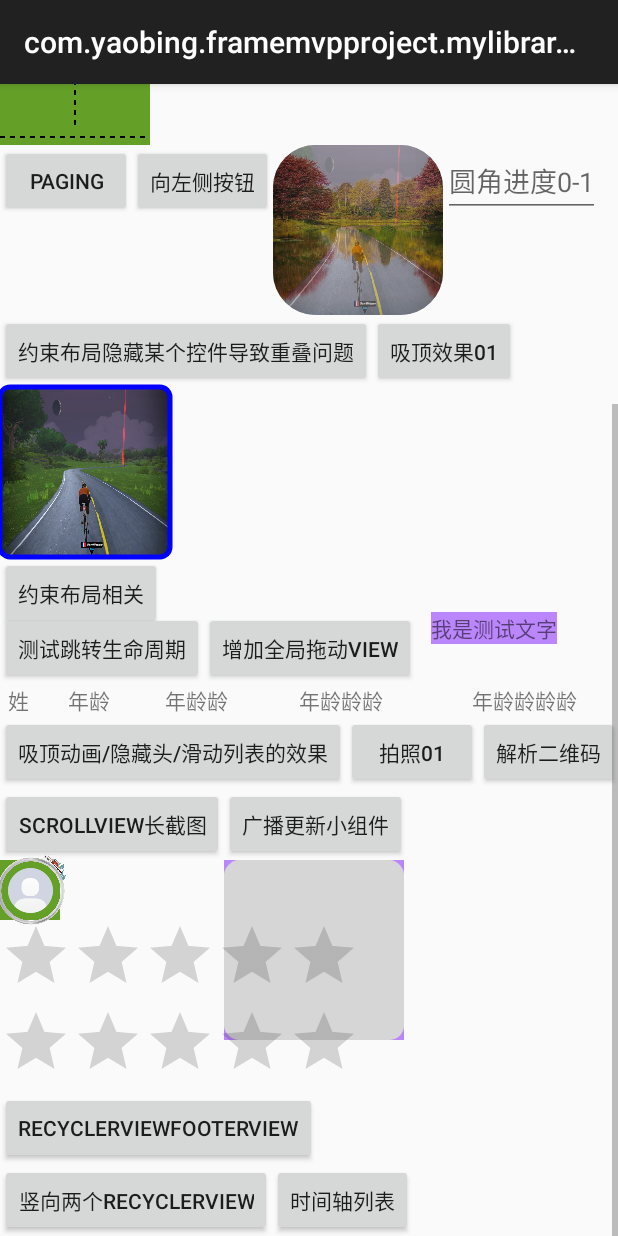
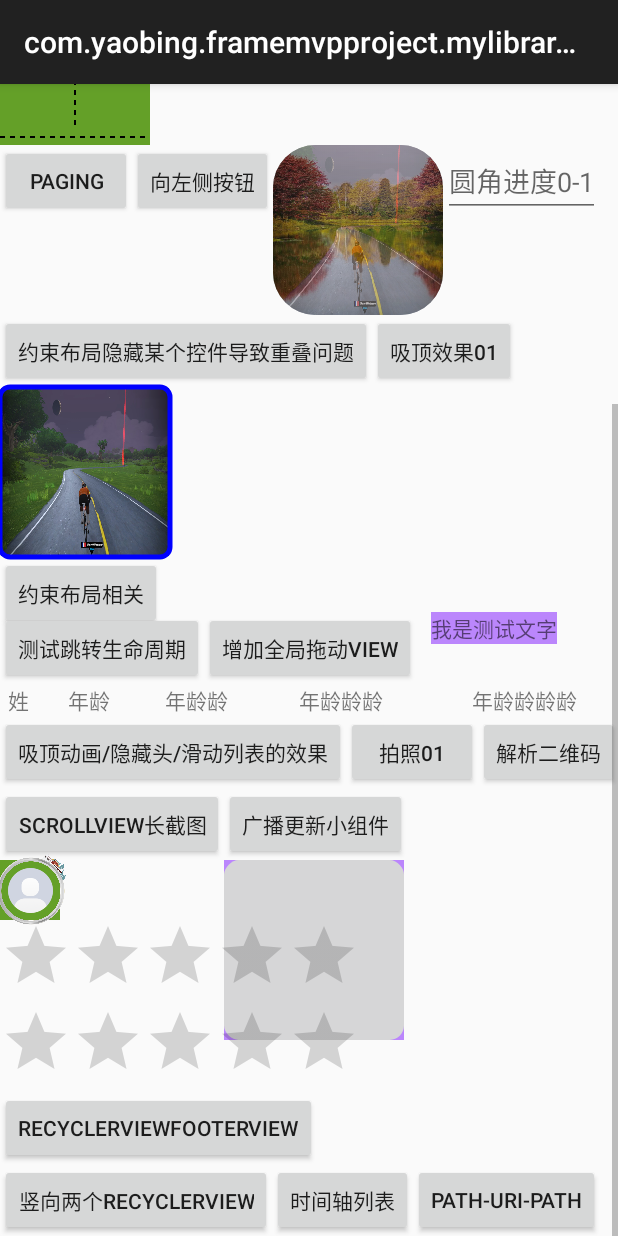
Before and after one commit to Mckrgf/module_A, an Android app: the screen it shows after launch (TestActivity), scrolled down 296 dp, on a phone screen of 412 x 824 dp. Run offline under Robolectric (Android 15) with nearby library versions, the phone set to English and light mode, and no system bars; pictures from the network do not load; 5 statements that could not run were skipped.

Commit message:
path/url转换

```diff
--- a/mylibrary/src/main/java/com/yaobing/framemvpproject/mylibrary/TestActivity.kt
+++ b/mylibrary/src/main/java/com/yaobing/framemvpproject/mylibrary/TestActivity.kt
@@ -11,6 +11,7 @@ import android.graphics.BitmapFactory
 import android.graphics.Canvas
 import android.graphics.PixelFormat
 import android.graphics.drawable.Drawable
+import android.net.Uri
 import android.os.Bundle
 import android.os.Environment
 import android.os.Environment.DIRECTORY_DOCUMENTS
@@ -152,6 +153,11 @@ class TestActivity : BaseActivity() {
         }
         binding.btTimeLineRecyclerView.setOnClickListener {
             IntentRouter.go(this, "timeLineRecyclerviewactivity")
+        }
+        binding.btPathUri.setOnClickListener {
+            val path = "/storage/emulated/0/Android/data/com.dahua.leapmotor/cache/Leapmotor/smallVideo/tempPic_1729161414328.jpg"
+            val uri = Uri.fromFile(File(path))
+            val newPath = uri.path
         }
 
         binding.btPaging.setOnClickListener {
--- a/mylibrary/src/main/res/layout/activity_test.xml
+++ b/mylibrary/src/main/res/layout/activity_test.xml
@@ -376,6 +376,14 @@
                 app:layout_constraintStart_toEndOf="@+id/btDoubleRecyclerView"
                 app:layout_constraintTop_toBottomOf="@+id/btRecyclerView"/>
 
+            <Button
+                android:id="@+id/btPathUri"
+                android:layout_width="wrap_content"
+                android:layout_height="wrap_content"
+                android:text="path-uri-path"
+                app:layout_constraintStart_toEndOf="@+id/btTimeLineRecyclerView"
+                app:layout_constraintTop_toBottomOf="@+id/btRecyclerView"/>
+
 
         </androidx.constraintlayout.widget.ConstraintLayout>
 
```
